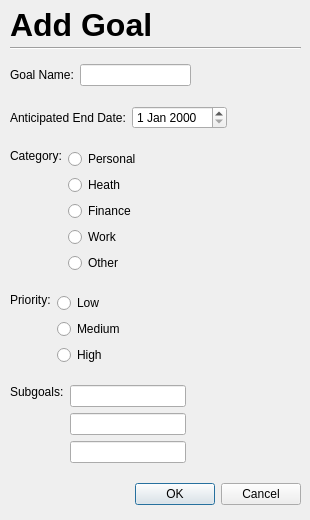
The window that UI/AddGoal.ui (cis422-goaltracker/goaltracker) describes before a commit, drawn with Qt 5.
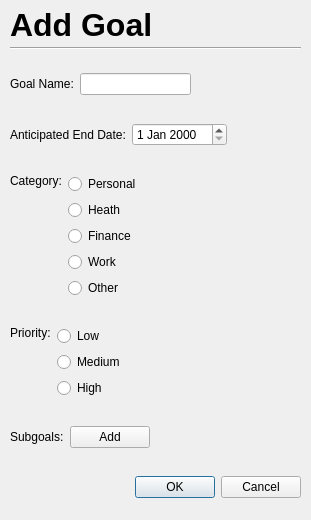
The same window after the commit.

Commit message: Updating to grid layout for subgoals

Diff of the .ui file:
```diff
--- a/UI/AddGoal.ui
+++ b/UI/AddGoal.ui
@@ -6,7 +6,7 @@
    <rect>
     <x>0</x>
     <y>0</y>
-    <width>310</width>
+    <width>311</width>
     <height>520</height>
    </rect>
   </property>
@@ -17,7 +17,7 @@
    <property name="geometry">
     <rect>
      <x>10</x>
-     <y>50</y>
+     <y>51</y>
      <width>291</width>
      <height>471</height>
     </rect>
@@ -214,28 +214,22 @@
      </layout>
     </item>
     <item>
-     <layout class="QHBoxLayout" name="horizontalLayout_5">
-      <item alignment="Qt::AlignTop">
+     <layout class="QGridLayout" name="gridLayout">
+      <item row="0" column="0">
        <widget class="QLabel" name="subgoalLabel">
         <property name="text">
          <string>Subgoals:</string>
         </property>
        </widget>
       </item>
-      <item>
-       <layout class="QVBoxLayout" name="verticalLayout_3">
-        <item>
-         <widget class="QLineEdit" name="subgoal1"/>
-        </item>
-        <item>
-         <widget class="QLineEdit" name="subgoal2"/>
-        </item>
-        <item>
-         <widget class="QLineEdit" name="subgoal3"/>
-        </item>
-       </layout>
+      <item row="0" column="1">
+       <widget class="QPushButton" name="addButton">
+        <property name="text">
+         <string>Add</string>
+        </property>
+       </widget>
       </item>
-      <item>
+      <item row="0" column="2">
        <spacer name="horizontalSpacer_4">
         <property name="orientation">
          <enum>Qt::Horizontal</enum>
```
